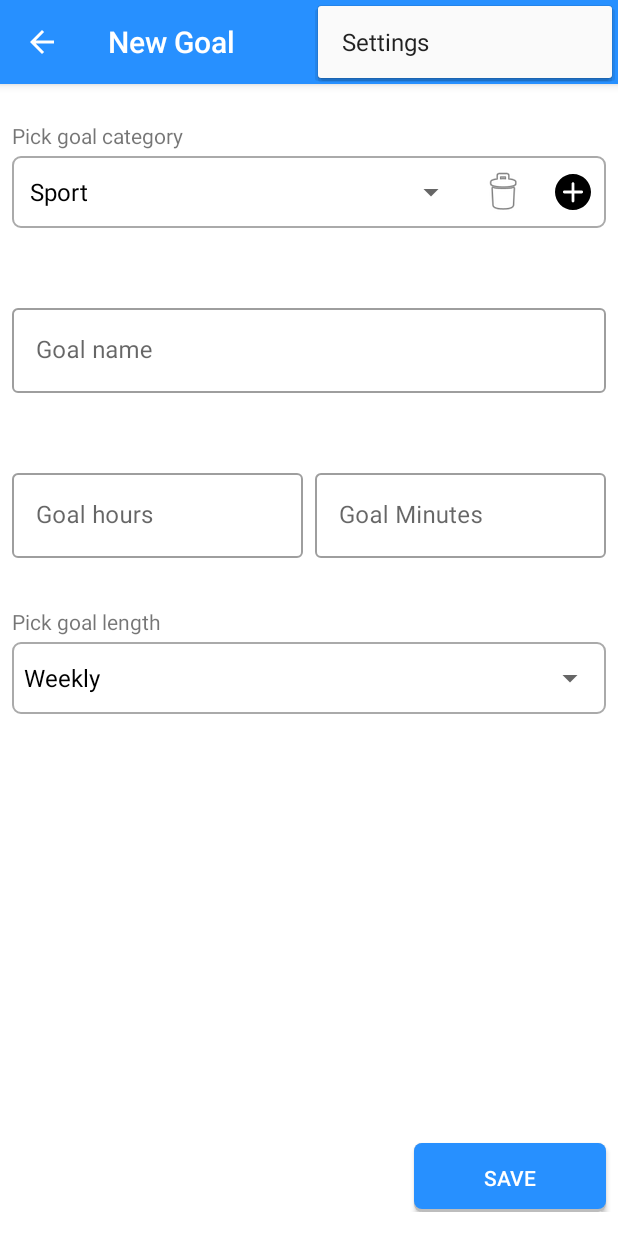
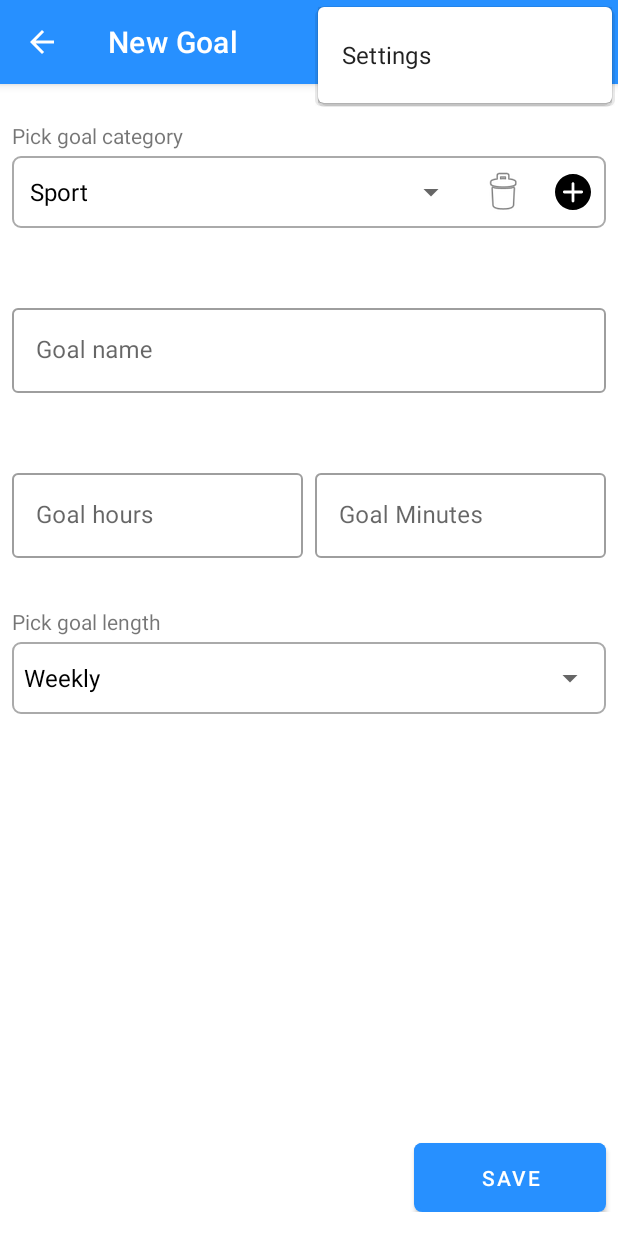
Before and after one commit to kasiopec/QJournal, an Android app: the NewGoalActivity screen opened directly, with no data from a screen before it, with the options menu open, on a phone screen of 412 x 824 dp. Run offline under Robolectric (Android 15) with nearby library versions, the phone set to English and light mode, and no system bars.

Commit message:
Migration fixes

```diff
--- a/app/src/main/res/layout/app_bar_new_goal.xml
+++ b/app/src/main/res/layout/app_bar_new_goal.xml
@@ -1,5 +1,6 @@
 <?xml version="1.0" encoding="utf-8"?>
-<android.support.design.widget.CoordinatorLayout xmlns:android="http://schemas.android.com/apk/res/android"
+<androidx.coordinatorlayout.widget.CoordinatorLayout
+    xmlns:android="http://schemas.android.com/apk/res/android"
     xmlns:app="http://schemas.android.com/apk/res-auto"
     xmlns:tools="http://schemas.android.com/tools"
     android:layout_width="match_parent"
@@ -7,23 +8,23 @@
     android:fitsSystemWindows="true"
     tools:context="com.kasiopec.qjournal.NewGoalActivity">
 
-    <android.support.design.widget.AppBarLayout
+    <com.google.android.material.appbar.AppBarLayout
         android:layout_width="match_parent"
         android:layout_height="wrap_content"
         android:theme="@style/AppTheme.AppBarOverlay"
         >
 
-        <android.support.v7.widget.Toolbar
+        <androidx.appcompat.widget.Toolbar
             android:id="@+id/toolbar"
             android:layout_width="match_parent"
             android:layout_height="?attr/actionBarSize"
             android:background="?attr/colorPrimary"
             app:popupTheme="@style/AppTheme.PopupOverlay" />
 
-    </android.support.design.widget.AppBarLayout>
+    </com.google.android.material.appbar.AppBarLayout>
 
     <include layout="@layout/content_new_goal" />
 
 
 
-</android.support.design.widget.CoordinatorLayout>
+</androidx.coordinatorlayout.widget.CoordinatorLayout>
--- a/app/src/main/res/layout/fragment_graph.xml
+++ b/app/src/main/res/layout/fragment_graph.xml
@@ -1,5 +1,6 @@
 <?xml version="1.0" encoding="utf-8"?>
-<android.support.constraint.ConstraintLayout xmlns:android="http://schemas.android.com/apk/res/android"
+<androidx.constraintlayout.widget.ConstraintLayout
+    xmlns:android="http://schemas.android.com/apk/res/android"
     xmlns:app="http://schemas.android.com/apk/res-auto"
     xmlns:tools="http://schemas.android.com/tools"
     android:id="@+id/relativeLayout4"
@@ -110,4 +111,4 @@
         app:layout_constraintTop_toBottomOf="@+id/curBtn" />
 
 
-</android.support.constraint.ConstraintLayout>
+</androidx.constraintlayout.widget.ConstraintLayout>
--- a/app/src/main/res/values/styles.xml
+++ b/app/src/main/res/values/styles.xml
@@ -1,7 +1,7 @@
 <resources>
 
     <!-- Base application theme. -->
-    <style name="AppTheme" parent="Theme.AppCompat.Light.DarkActionBar">
+    <style name="AppTheme" parent="Theme.MaterialComponents.Light.DarkActionBar">
         <!-- Customize your theme here. -->
         <item name="colorPrimary">@color/colorPrimary</item>
         <item name="colorPrimaryDark">@color/colorPrimaryDark</item>
@@ -14,11 +14,11 @@
         <item name="android:maxHeight">20dip</item>
     </style>
 
-    <style name="myDialog" parent="Theme.AppCompat.Dialog">
+    <style name="myDialog" parent="Theme.MaterialComponents.Dialog">
         <item name="android:windowNoTitle">true</item>
     </style>
 
-    <style name="MyAppBarLayoutTheme" parent="@style/ThemeOverlay.AppCompat.Dark.ActionBar">
+    <style name="MyAppBarLayoutTheme" parent="@style/ThemeOverlay.MaterialComponents.Dark.ActionBar">
         <item name="colorControlHighlight">@color/colorWhite</item>
     </style>
 
@@ -29,9 +29,9 @@
         <item name="windowNoTitle">true</item>
     </style>
 
-    <style name="AppTheme.AppBarOverlay" parent="ThemeOverlay.AppCompat.Dark.ActionBar" />
+    <style name="AppTheme.AppBarOverlay" parent="ThemeOverlay.MaterialComponents.Dark.ActionBar" />
 
-    <style name="AppTheme.PopupOverlay" parent="ThemeOverlay.AppCompat.Light" />
+    <style name="AppTheme.PopupOverlay" parent="ThemeOverlay.MaterialComponents.Light" />
     <style name="LargeBlueFont">
         <item name="android:textColor">#ffffff</item>
     </style>
```
Also changed, not shown: app/src/main/res/layout/app_bar_main.xml (+11 -10 lines), app/src/main/res/layout/fragment_parent.xml (+4 -3 lines), app/src/main/res/drawable-v21/light_abstract.png (deleted), app/src/main/res/drawable-v21/watercolor_background.png (deleted), 1 other file.
